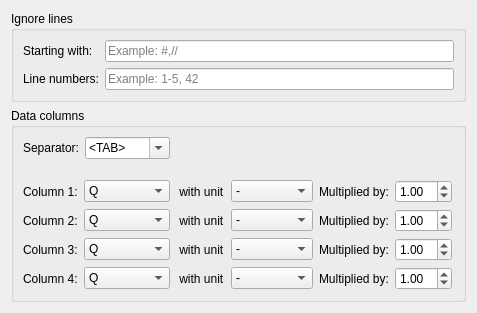
Above: GUI/coregui/DataLoaders/AutomaticMultiColumnDataLoader1DProperties.ui from scgmlz/BornAgain before the change. Below: the same form after it.
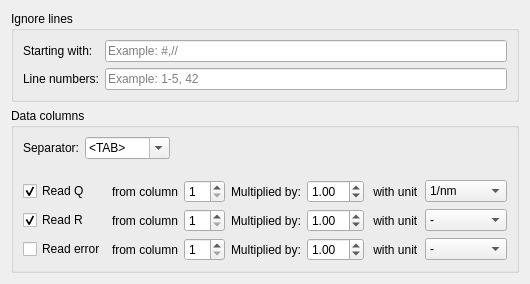
That is the form after the change.

Commit message: Implement data loaders

The edit to the form file:
```diff
--- a/GUI/coregui/DataLoaders/AutomaticMultiColumnDataLoader1DProperties.ui
+++ b/GUI/coregui/DataLoaders/AutomaticMultiColumnDataLoader1DProperties.ui
@@ -6,8 +6,8 @@
    <rect>
     <x>0</x>
     <y>0</y>
-    <width>477</width>
-    <height>289</height>
+    <width>484</width>
+    <height>259</height>
    </rect>
   </property>
   <property name="windowTitle">
@@ -130,322 +130,208 @@
       <item>
        <layout class="QGridLayout" name="gridLayout">
         <item row="1" column="1">
-         <widget class="QComboBox" name="typeCombo2">
+         <widget class="QLabel" name="label_6">
+          <property name="text">
+           <string>from column</string>
+          </property>
+         </widget>
+        </item>
+        <item row="0" column="6">
+         <widget class="QComboBox" name="unitCombo4">
           <item>
            <property name="text">
-            <string>Q</string>
+            <string>1/nm</string>
            </property>
           </item>
           <item>
            <property name="text">
-            <string>R</string>
-           </property>
-          </item>
-          <item>
-           <property name="text">
-            <string>dR</string>
-           </property>
-          </item>
-          <item>
-           <property name="text">
-            <string>dQ</string>
-           </property>
-          </item>
-          <item>
-           <property name="text">
-            <string>&lt;ignored&gt;</string>
+            <string>1/Å</string>
            </property>
           </item>
          </widget>
         </item>
         <item row="1" column="3">
-         <widget class="QComboBox" name="unitCombo2">
-          <item>
-           <property name="text">
-            <string>-</string>
-           </property>
-          </item>
-          <item>
-           <property name="text">
-            <string>nm</string>
-           </property>
-          </item>
-          <item>
-           <property name="text">
-            <string>Angstrom</string>
-           </property>
-          </item>
-         </widget>
-        </item>
-        <item row="0" column="5">
-         <widget class="QDoubleSpinBox" name="factorSpinBox1">
-          <property name="value">
-           <double>1.000000000000000</double>
-          </property>
-         </widget>
-        </item>
-        <item row="0" column="1">
-         <widget class="QComboBox" name="typeCombo1">
-          <item>
-           <property name="text">
-            <string>Q</string>
-           </property>
-          </item>
-          <item>
-           <property name="text">
-            <string>R</string>
-           </property>
-          </item>
-          <item>
-           <property name="text">
-            <string>dR</string>
-           </property>
-          </item>
-          <item>
-           <property name="text">
-            <string>dQ</string>
-           </property>
-          </item>
-          <item>
-           <property name="text">
-            <string>&lt;ignored&gt;</string>
-           </property>
-          </item>
-         </widget>
-        </item>
-        <item row="0" column="0">
-         <widget class="QLabel" name="label">
+         <widget class="QLabel" name="factorLabel4_7">
           <property name="text">
-           <string>Column 1:</string>
+           <string>Multiplied by:</string>
           </property>
          </widget>
         </item>
-        <item row="3" column="1">
-         <widget class="QComboBox" name="typeCombo4">
-          <item>
-           <property name="text">
-            <string>Q</string>
-           </property>
-          </item>
-          <item>
-           <property name="text">
-            <string>R</string>
-           </property>
-          </item>
-          <item>
-           <property name="text">
-            <string>dR</string>
-           </property>
-          </item>
-          <item>
-           <property name="text">
-            <string>dQ</string>
-           </property>
-          </item>
-          <item>
-           <property name="text">
-            <string>&lt;ignored&gt;</string>
-           </property>
-          </item>
-         </widget>
-        </item>
         <item row="2" column="2">
-         <widget class="QLabel" name="unitLabel3">
+         <widget class="QSpinBox" name="spinBox_3">
+          <property name="minimum">
+           <number>1</number>
+          </property>
+         </widget>
+        </item>
+        <item row="1" column="5">
+         <widget class="QLabel" name="unitLabel4_5">
           <property name="text">
            <string> with unit</string>
           </property>
          </widget>
         </item>
-        <item row="3" column="4">
-         <widget class="QLabel" name="factorLabel4">
+        <item row="2" column="3">
+         <widget class="QLabel" name="factorLabel4_8">
           <property name="text">
            <string>Multiplied by:</string>
           </property>
          </widget>
         </item>
-        <item row="3" column="0">
-         <widget class="QLabel" name="label_9">
-          <property name="text">
-           <string>Column 4:</string>
-          </property>
-         </widget>
-        </item>
-        <item row="2" column="5">
-         <widget class="QDoubleSpinBox" name="factorSpinBox3">
-          <property name="value">
-           <double>1.000000000000000</double>
-          </property>
-         </widget>
-        </item>
-        <item row="2" column="4">
-         <widget class="QLabel" name="factorLabel3">
-          <property name="text">
-           <string>Multiplied by:</string>
-          </property>
-         </widget>
-        </item>
-        <item row="1" column="4">
-         <widget class="QLabel" name="factorLabel2">
-          <property name="text">
-           <string>Multiplied by:</string>
-          </property>
-         </widget>
-        </item>
-        <item row="3" column="3">
-         <widget class="QComboBox" name="unitCombo4">
-          <item>
-           <property name="text">
-            <string>-</string>
-           </property>
-          </item>
-          <item>
-           <property name="text">
-            <string>nm</string>
-           </property>
-          </item>
-          <item>
-           <property name="text">
-            <string>Angstrom</string>
-           </property>
-          </item>
-         </widget>
-        </item>
         <item row="1" column="0">
-         <widget class="QLabel" name="label_7">
+         <widget class="QCheckBox" name="qCheckBox_2">
           <property name="text">
-           <string>Column 2:</string>
+           <string>Read R</string>
           </property>
-         </widget>
-        </item>
-        <item row="0" column="3">
-         <widget class="QComboBox" name="unitCombo1">
-          <item>
-           <property name="text">
-            <string>-</string>
-           </property>
-          </item>
-          <item>
-           <property name="text">
-            <string>nm</string>
-           </property>
-          </item>
-          <item>
-           <property name="text">
-            <string>Angstrom</string>
-           </property>
-          </item>
-         </widget>
-        </item>
-        <item row="3" column="2">
-         <widget class="QLabel" name="unitLabel4">
-          <property name="text">
-           <string> with unit</string>
+          <property name="checked">
+           <bool>true</bool>
           </property>
          </widget>
         </item>
-        <item row="2" column="1">
-         <widget class="QComboBox" name="typeCombo3">
-          <item>
-           <property name="text">
-            <string>Q</string>
-           </property>
-          </item>
-          <item>
-           <property name="text">
-            <string>R</string>
-           </property>
-          </item>
-          <item>
-           <property name="text">
-            <string>dR</string>
-           </property>
-          </item>
-          <item>
-           <property name="text">
-            <string>dQ</string>
-           </property>
-          </item>
-          <item>
-           <property name="text">
-            <string>&lt;ignored&gt;</string>
-           </property>
-          </item>
-         </widget>
-        </item>
         <item row="0" column="4">
-         <widget class="QLabel" name="factorLabel1">
-          <property name="text">
-           <string>Multiplied by:</string>
+         <widget class="QDoubleSpinBox" name="factorSpinBox4_2">
+          <property name="value">
+           <double>1.000000000000000</double>
           </property>
          </widget>
         </item>
-        <item row="2" column="0">
-         <widget class="QLabel" name="label_8">
-          <property name="text">
-           <string>Column 3:</string>
-          </property>
+        <item row="2" column="6">
+         <widget class="QComboBox" name="unitCombo4_4">
+          <item>
+           <property name="text">
+            <string>-</string>
+           </property>
+          </item>
+          <item>
+           <property name="text">
+            <string>nm</string>
+           </property>
+          </item>
+          <item>
+           <property name="text">
+            <string>Angstrom</string>
+           </property>
+          </item>
          </widget>
         </item>
-        <item row="0" column="2">
-         <widget class="QLabel" name="unitLabel1">
+        <item row="0" column="1">
+         <widget class="QLabel" name="label_5">
           <property name="text">
-           <string> with unit</string>
+           <string>from column</string>
           </property>
          </widget>
         </item>
-        <item row="0" column="6">
-         <spacer name="horizontalSpacer">
-          <property name="orientation">
-           <enum>Qt::Horizontal</enum>
+        <item row="2" column="4">
+         <widget class="QDoubleSpinBox" name="factorSpinBox4_6">
+          <property name="value">
+           <double>1.000000000000000</double>
           </property>
-          <property name="sizeHint" stdset="0">
-           <size>
-            <width>40</width>
-            <height>20</height>
-           </size>
-          </property>
-         </spacer>
+         </widget>
+        </item>
+        <item row="1" column="6">
+         <widget class="QComboBox" name="unitCombo4_3">
+          <item>
+           <property name="text">
+            <string>-</string>
+           </property>
+          </item>
+          <item>
+           <property name="text">
+            <string>nm</string>
+           </property>
+          </item>
+          <item>
+           <property name="text">
+            <string>Angstrom</string>
+           </property>
+          </item>
+         </widget>
         </item>
         <item row="1" column="2">
-         <widget class="QLabel" name="unitLabel2">
+         <widget class="QSpinBox" name="spinBox_2">
+          <property name="minimum">
+           <number>1</number>
+          </property>
+         </widget>
+        </item>
+        <item row="2" column="5">
+         <widget class="QLabel" name="unitLabel4_6">
           <property name="text">
            <string> with unit</string>
           </property>
          </widget>
         </item>
-        <item row="2" column="3">
-         <widget class="QComboBox" name="unitCombo3">
-          <item>
-           <property name="text">
-            <string>-</string>
-           </property>
-          </item>
-          <item>
-           <property name="text">
-            <string>nm</string>
-           </property>
-          </item>
-          <item>
-           <property name="text">
-            <string>Angstrom</string>
-           </property>
-          </item>
+        <item row="0" column="5">
+         <widget class="QLabel" name="unitLabel4_2">
+          <property name="text">
+           <string> with unit</string>
+          </property>
          </widget>
         </item>
-        <item row="1" column="5">
-         <widget class="QDoubleSpinBox" name="factorSpinBox2">
-          <property name="value">
-           <double>1.000000000000000</double>
+        <item row="0" column="2">
+         <widget class="QSpinBox" name="spinBox">
+          <property name="minimum">
+           <number>1</number>
           </property>
          </widget>
         </item>
-        <item row="3" column="5">
-         <widget class="QDoubleSpinBox" name="factorSpinBox4">
+        <item row="2" column="0">
+         <widget class="QCheckBox" name="qCheckBox_3">
+          <property name="text">
+           <string>Read error</string>
+          </property>
+         </widget>
+        </item>
+        <item row="2" column="1">
+         <widget class="QLabel" name="label_10">
+          <property name="text">
+           <string>from column</string>
+          </property>
+         </widget>
+        </item>
+        <item row="0" column="3">
+         <widget class="QLabel" name="factorLabel4_2">
+          <property name="text">
+           <string>Multiplied by:</string>
+          </property>
+         </widget>
+        </item>
+        <item row="0" column="0">
+         <widget class="QCheckBox" name="qCheckBox">
+          <property name="enabled">
+           <bool>true</bool>
+          </property>
+          <property name="text">
+           <string>Read Q</string>
+          </property>
+          <property name="checkable">
+           <bool>true</bool>
+          </property>
+          <property name="checked">
+           <bool>true</bool>
+          </property>
+         </widget>
+        </item>
+        <item row="1" column="4">
+         <widget class="QDoubleSpinBox" name="factorSpinBox4_5">
           <property name="value">
            <double>1.000000000000000</double>
           </property>
          </widget>
         </item>
+        <item row="0" column="9">
+         <spacer name="horizontalSpacer_2">
+          <property name="orientation">
+           <enum>Qt::Horizontal</enum>
+          </property>
+          <property name="sizeHint" stdset="0">
+           <size>
+            <width>40</width>
+            <height>20</height>
+           </size>
+          </property>
+         </spacer>
+        </item>
        </layout>
       </item>
      </layout>
```
The commit also changes 16 other files.
